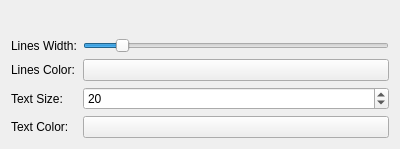
cnr-isti-vclab/vclib, file vclib/render/src/vclib/qt/gui/toolbar_frames/settings/info_editor_settings_frame.ui: the form before one commit.
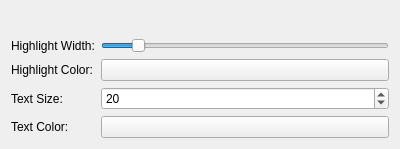
The form after the commit. Custom widgets are drawn as their Qt base class.

Commit message: [render] InfoEditor writes vertices info

```diff
--- a/vclib/render/src/vclib/qt/gui/toolbar_frames/settings/info_editor_settings_frame.ui
+++ b/vclib/render/src/vclib/qt/gui/toolbar_frames/settings/info_editor_settings_frame.ui
@@ -17,7 +17,7 @@
    <item row="1" column="0">
     <widget class="QLabel" name="linesWidthLabel">
      <property name="text">
-      <string>Lines Width:</string>
+      <string>Highlight Width:</string>
      </property>
     </widget>
    </item>
@@ -50,12 +50,12 @@
    <item row="2" column="0">
     <widget class="QLabel" name="label">
      <property name="text">
-      <string>Lines Color:</string>
+      <string>Highlight Color:</string>
      </property>
     </widget>
    </item>
    <item row="2" column="1">
-    <widget class="vcl::qt::ColorPushButton" name="colorPushButton">
+    <widget class="vcl::qt::ColorPushButton" name="highlightColorPushButton">
      <property name="text">
       <string/>
      </property>
```
Left out of the diff: 6 changed lines with no effect on the pictures. The commit also changes 3 other files.
